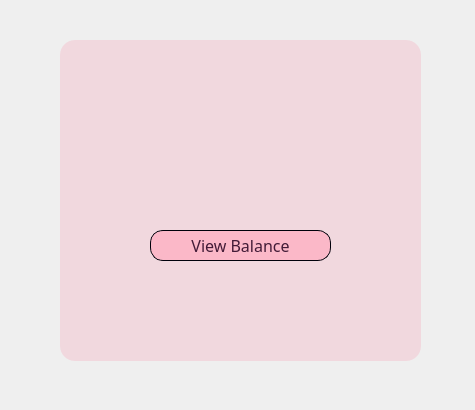
First picture: the form in m7fazty/viewbalance_dialog.ui, repository Roro-2004/m7fazty, before the edit.
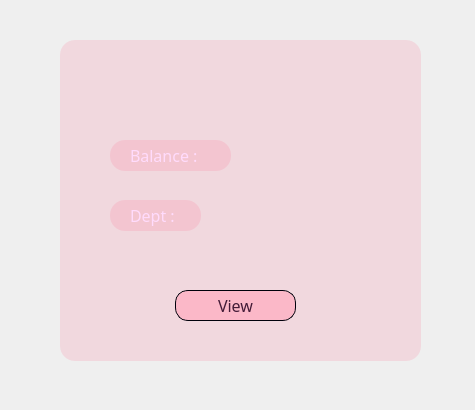
Second picture: the form after the edit. Icons and pictures are not drawn.

Patch:
```diff
--- a/m7fazty/viewbalance_dialog.ui
+++ b/m7fazty/viewbalance_dialog.ui
@@ -32,9 +32,9 @@
   <widget class="QPushButton" name="viewCurrentBalance_pushButton">
    <property name="geometry">
     <rect>
-     <x>150</x>
-     <y>230</y>
-     <width>181</width>
+     <x>175</x>
+     <y>290</y>
+     <width>121</width>
      <height>31</height>
     </rect>
    </property>
@@ -172,14 +172,14 @@
 </string>
    </property>
    <property name="text">
-    <string>View Balance</string>
+    <string>View</string>
    </property>
   </widget>
   <widget class="QLabel" name="viewCurrentBalance_label">
    <property name="geometry">
     <rect>
-     <x>210</x>
-     <y>160</y>
+     <x>240</x>
+     <y>140</y>
      <width>121</width>
      <height>31</height>
     </rect>
@@ -259,10 +259,247 @@
     <string/>
    </property>
   </widget>
+  <widget class="QLabel" name="balance_label">
+   <property name="geometry">
+    <rect>
+     <x>130</x>
+     <y>140</y>
+     <width>91</width>
+     <height>31</height>
+    </rect>
+   </property>
+   <property name="palette">
+    <palette>
+     <active>
+      <colorrole role="WindowText">
+       <brush brushstyle="SolidPattern">
+        <color alpha="255">
+         <red>255</red>
+         <green>219</green>
+         <blue>252</blue>
+        </color>
+       </brush>
+      </colorrole>
+      <colorrole role="ButtonText">
+       <brush brushstyle="SolidPattern">
+        <color alpha="255">
+         <red>255</red>
+         <green>255</green>
+         <blue>255</blue>
+        </color>
+       </brush>
+      </colorrole>
+     </active>
+     <inactive>
+      <colorrole role="WindowText">
+       <brush brushstyle="SolidPattern">
+        <color alpha="255">
+         <red>255</red>
+         <green>219</green>
+         <blue>252</blue>
+        </color>
+       </brush>
+      </colorrole>
+      <colorrole role="ButtonText">
+       <brush brushstyle="SolidPattern">
+        <color alpha="255">
+         <red>255</red>
+         <green>255</green>
+         <blue>255</blue>
+        </color>
+       </brush>
+      </colorrole>
+     </inactive>
+     <disabled/>
+    </palette>
+   </property>
+   <property name="font">
+    <font>
+     <family>Arial Rounded MT Bold</family>
+     <pointsize>12</pointsize>
+    </font>
+   </property>
+   <property name="text">
+    <string>Balance :</string>
+   </property>
+  </widget>
+  <widget class="QLabel" name="dept_label">
+   <property name="geometry">
+    <rect>
+     <x>130</x>
+     <y>200</y>
+     <width>61</width>
+     <height>31</height>
+    </rect>
+   </property>
+   <property name="palette">
+    <palette>
+     <active>
+      <colorrole role="WindowText">
+       <brush brushstyle="SolidPattern">
+        <color alpha="255">
+         <red>255</red>
+         <green>219</green>
+         <blue>252</blue>
+        </color>
+       </brush>
+      </colorrole>
+      <colorrole role="ButtonText">
+       <brush brushstyle="SolidPattern">
+        <color alpha="255">
+         <red>255</red>
+         <green>255</green>
+         <blue>255</blue>
+        </color>
+       </brush>
+      </colorrole>
+     </active>
+     <inactive>
+      <colorrole role="WindowText">
+       <brush brushstyle="SolidPattern">
+        <color alpha="255">
+         <red>255</red>
+         <green>219</green>
+         <blue>252</blue>
+        </color>
+       </brush>
+      </colorrole>
+      <colorrole role="ButtonText">
+       <brush brushstyle="SolidPattern">
+        <color alpha="255">
+         <red>255</red>
+         <green>255</green>
+         <blue>255</blue>
+        </color>
+       </brush>
+      </colorrole>
+     </inactive>
+     <disabled/>
+    </palette>
+   </property>
+   <property name="font">
+    <font>
+     <family>Arial Rounded MT Bold</family>
+     <pointsize>12</pointsize>
+    </font>
+   </property>
+   <property name="text">
+    <string>Dept :</string>
+   </property>
+  </widget>
+  <widget class="QLabel" name="viewDept_label">
+   <property name="geometry">
+    <rect>
+     <x>210</x>
+     <y>200</y>
+     <width>121</width>
+     <height>31</height>
+    </rect>
+   </property>
+   <property name="palette">
+    <palette>
+     <active>
+      <colorrole role="WindowText">
+       <brush brushstyle="SolidPattern">
+        <color alpha="255">
+         <red>255</red>
+         <green>255</green>
+         <blue>255</blue>
+        </color>
+       </brush>
+      </colorrole>
+      <colorrole role="ButtonText">
+       <brush brushstyle="SolidPattern">
+        <color alpha="255">
+         <red>255</red>
+         <green>255</green>
+         <blue>255</blue>
+        </color>
+       </brush>
+      </colorrole>
+     </active>
+     <inactive>
+      <colorrole role="WindowText">
+       <brush brushstyle="SolidPattern">
+        <color alpha="255">
+         <red>255</red>
+         <green>255</green>
+         <blue>255</blue>
+        </color>
+       </brush>
+      </colorrole>
+      <colorrole role="ButtonText">
+       <brush brushstyle="SolidPattern">
+        <color alpha="255">
+         <red>255</red>
+         <green>255</green>
+         <blue>255</blue>
+        </color>
+       </brush>
+      </colorrole>
+     </inactive>
+     <disabled/>
+    </palette>
+   </property>
+   <property name="font">
+    <font>
+     <family>Arial Rounded MT Bold</family>
+     <pointsize>14</pointsize>
+    </font>
+   </property>
+   <property name="text">
+    <string/>
+   </property>
+  </widget>
+  <widget class="QPushButton" name="pushButton_3">
+   <property name="geometry">
+    <rect>
+     <x>110</x>
+     <y>140</y>
+     <width>121</width>
+     <height>31</height>
+    </rect>
+   </property>
+   <property name="styleSheet">
+    <string notr="true">QPushButton {
+ background-color: rgba(255, 90, 130, 0.15);
+    border-radius: 15px;
+}
+</string>
+   </property>
+   <property name="text">
+    <string/>
+   </property>
+  </widget>
+  <widget class="QPushButton" name="pushButton_4">
+   <property name="geometry">
+    <rect>
+     <x>110</x>
+     <y>200</y>
+     <width>91</width>
+     <height>31</height>
+    </rect>
+   </property>
+   <property name="styleSheet">
+    <string notr="true">QPushButton {
+ background-color: rgba(255, 90, 130, 0.15);
+    border-radius: 15px;
+}
+</string>
+   </property>
+   <property name="text">
+    <string/>
+   </property>
+  </widget>
   <zorder>label_bg</zorder>
   <zorder>pushButton</zorder>
   <zorder>viewCurrentBalance_pushButton</zorder>
   <zorder>viewCurrentBalance_label</zorder>
+  <zorder>viewDept_label</zorder>
+  <zorder>pushButton_3</zorder>
+  <zorder>pushButton_4</zorder>
+  <zorder>dept_label</zorder>
+  <zorder>balance_label</zorder>
  </widget>
  <resources/>
  <connections/>
```
